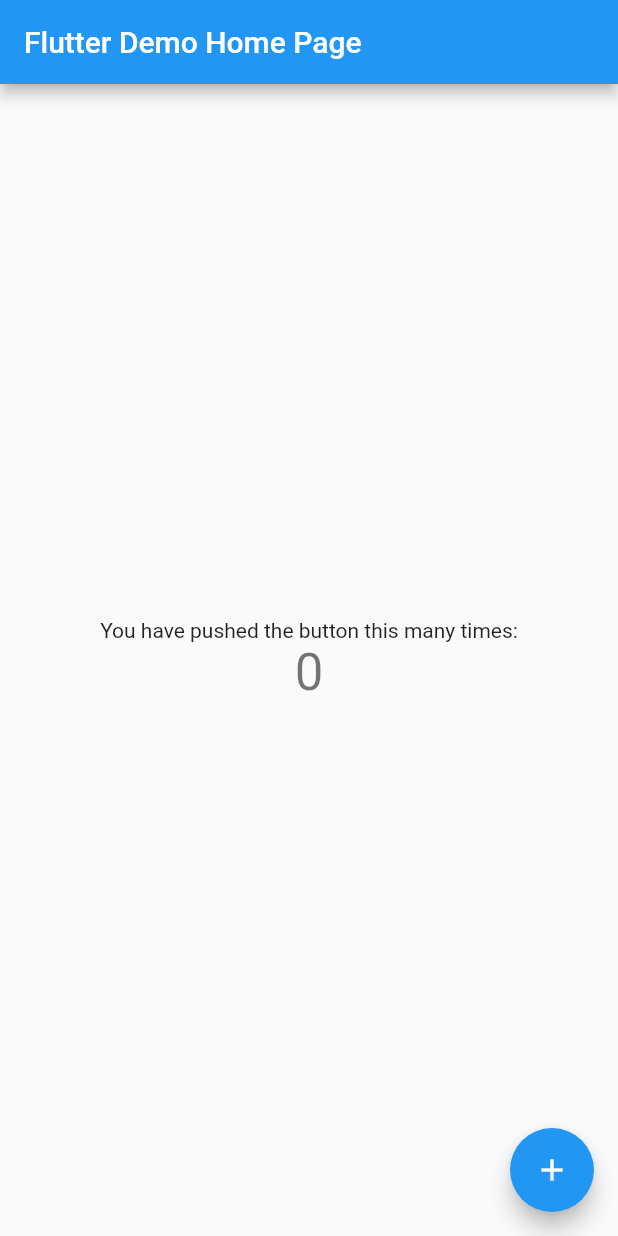
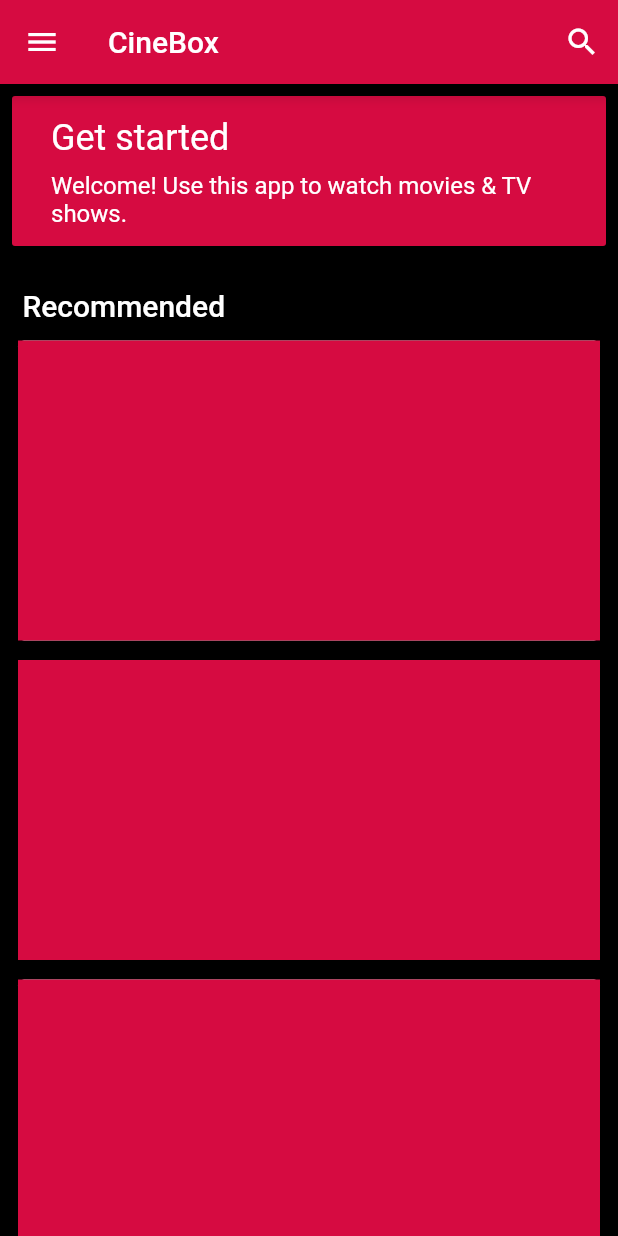
Before and after one commit to alvynfash/CineBox, a Flutter app: the screen it shows after launch, on a phone screen of 412 x 824 dp. Run offline on Flutter 3.47's test engine with Material 2 defaults, Android fonts, the phone set to English and light mode, and no system bars.

Commit message:
homeScreen initial view designs

```diff
--- a/lib/main.dart
+++ b/lib/main.dart
@@ -1,109 +1,24 @@
+import 'package:cinebox/ui/homeScreen.dart';
 import 'package:flutter/material.dart';
 
-void main() => runApp(MyApp());
-
-class MyApp extends StatelessWidget {
-  // This widget is the root of your application.
-  @override
-  Widget build(BuildContext context) {
-    return MaterialApp(
-      title: 'Flutter Demo',
-      theme: ThemeData(
-        // This is the theme of your application.
-        //
-        // Try running your application with "flutter run". You'll see the
-        // application has a blue toolbar. Then, without quitting the app, try
-        // changing the primarySwatch below to Colors.green and then invoke
-        // "hot reload" (press "r" in the console where you ran "flutter run",
-        // or press Run > Flutter Hot Reload in IntelliJ). Notice that the
-        // counter didn't reset back to zero; the application is not restarted.
-        primarySwatch: Colors.blue,
-      ),
-      home: MyHomePage(title: 'Flutter Demo Home Page'),
-    );
-  }
+void main() {
+  runApp(
+    new MaterialApp(
+      title: 'CineBox',
+      theme: getAppTheme(),
+      home: HomeScreen(),
+      color: Colors.black,
+    ),
+  );
 }
 
-class MyHomePage extends StatefulWidget {
-  MyHomePage({Key key, this.title}) : super(key: key);
-
-  // This widget is the home page of your application. It is stateful, meaning
-  // that it has a State object (defined below) that contains fields that affect
-  // how it looks.
-
-  // This class is the configuration for the state. It holds the values (in this
-  // case the title) provided by the parent (in this case the App widget) and
-  // used by the build method of the State. Fields in a Widget subclass are
-  // always marked "final".
-
-  final String title;
-
-  @override
-  _MyHomePageState createState() => _MyHomePageState();
+ThemeData getAppTheme() {
+  return ThemeData.light().copyWith(
+    primaryColor: Color.fromARGB(255, 214, 11, 65),
+    primaryColorDark: Colors.red[300],
+    primaryColorLight: Colors.red[200],
+    primaryTextTheme: ThemeData.light()
+        .primaryTextTheme
+        .copyWith(title: TextStyle(color: Colors.white)),
+  );
 }
-
-class _MyHomePageState extends State<MyHomePage> {
-  int _counter = 0;
-
-  void _incrementCounter() {
-    setState(() {
-      // This call to setState tells the Flutter framework that something has
-      // changed in this State, which causes it to rerun the build method below
-      // so that the display can reflect the updated values. If we changed
-      // _counter without calling setState(), then the build method would not be
-      // called again, and so nothing would appear to happen.
-      _counter++;
-    });
-  }
-
-  @override
-  Widget build(BuildContext context) {
-    // This method is rerun every time setState is called, for instance as done
-    // by the _incrementCounter method above.
-    //
-    // The Flutter framework has been optimized to make rerunning build methods
-    // fast, so that you can just rebuild anything that needs updating rather
-    // than having to individually change instances of widgets.
-    return Scaffold(
-      appBar: AppBar(
-        // Here we take the value from the MyHomePage object that was created by
-        // the App.build method, and use it to set our appbar title.
-        title: Text(widget.title),
-      ),
-      body: Center(
-        // Center is a layout widget. It takes a single child and positions it
-        // in the middle of the parent.
-        child: Column(
-          // Column is also layout widget. It takes a list of children and
-          // arranges them vertically. By default, it sizes itself to fit its
-          // children horizontally, and tries to be as tall as its parent.
-          //
-          // Invoke "debug paint" (press "p" in the console where you ran
-          // "flutter run", or select "Toggle Debug Paint" from the Flutter tool
-          // window in IntelliJ) to see the wireframe for each widget.
-          //
-          // Column has various properties to control how it sizes itself and
-          // how it positions its children. Here we use mainAxisAlignment to
-          // center the children vertically; the main axis here is the vertical
-          // axis because Columns are vertical (the cross axis would be
-          // horizontal).
-          mainAxisAlignment: MainAxisAlignment.center,
-          children: <Widget>[
-            Text(
-              'You have pushed the button this many times:',
-            ),
-            Text(
-              '$_counter',
-              style: Theme.of(context).textTheme.display1,
-            ),
-          ],
-        ),
-      ),
-      floatingActionButton: FloatingActionButton(
-        onPressed: _incrementCounter,
-        tooltip: 'Increment',
-        child: Icon(Icons.add),
-      ), // This trailing comma makes auto-formatting nicer for build methods.
-    );
-  }
-}
--- /dev/null
+++ b/lib/ui/homeScreen.dart
@@ -0,0 +1,119 @@
+import 'package:flutter/material.dart';
+
+class HomeScreen extends StatefulWidget {
+  @override
+  _HomeScreenState createState() => new _HomeScreenState();
+}
+
+class _HomeScreenState extends State<HomeScreen> {
+  List<int> items;
+
+  @override
+  void initState() {
+    items = List.generate(5, (i) => i);
+    super.initState();
+  }
+
+  @override
+  Widget build(BuildContext context) {
+    return Scaffold(
+      appBar: AppBar(
+        leading: IconButton(
+          icon: Icon(Icons.menu),
+          onPressed: () {},
+        ),
+        title: Text('CineBox'),
+        actions: <Widget>[
+          IconButton(
+            icon: Icon(Icons.search),
+            onPressed: () {},
+          )
+        ],
+      ),
+      body: Container(
+        color: Colors.black,
+        child: buildList(context),
+      ),
+    );
+  }
+
+  Widget getWelcomeBlock(BuildContext context) {
+    return Padding(
+      padding: const EdgeInsets.all(8.0),
+      child: Container(
+        height: 100.0,
+        child: ListTile(
+          title: Padding(
+            padding: const EdgeInsets.fromLTRB(10.0, 10.0, 10.0, 5.0),
+            child: Text(
+              'Get started',
+              style: Theme.of(context).primaryTextTheme.headline,
+            ),
+          ),
+          subtitle: Padding(
+            padding: const EdgeInsets.fromLTRB(10.0, 3.0, 10.0, 10.0),
+            child: Text(
+              'Welcome! Use this app to watch movies & TV shows.',
+              style: Theme.of(context).primaryTextTheme.subhead,
+            ),
+          ),
+        ),
+        decoration: BoxDecoration(
+            shape: BoxShape.rectangle,
+            color: Theme.of(context).primaryColor,
+            borderRadius: BorderRadius.circular(2.0)),
+      ),
+    );
+  }
+
+  Widget getRecommendedHeader(BuildContext context) {
+    return Padding(
+      padding: const EdgeInsets.fromLTRB(15,20,15,0),
+      child: Text(
+        'Recommended',
+        style: Theme.of(context).primaryTextTheme.title,
+      ),
+    );
+  }
+
+  Widget getRecommendedList(BuildContext context) {
+    return Padding(
+      padding: const EdgeInsets.all(8.0),
+      child: Column(
+        children: <Widget>[
+          ListView.separated(
+            itemCount: items.length,
+            itemBuilder: (context, index) => Card(
+                  child: Container(
+                    color: Theme.of(context).primaryColor,
+                    height: 200.0,
+                  ),
+                ),
+            shrinkWrap: true,
+            physics: ClampingScrollPhysics(),
+            separatorBuilder: (context, index) => Divider(height: 5.0),
+          ),
+        ],
+      ),
+    );
+  }
+
+  Widget buildList(BuildContext context) {
+    return CustomScrollView(
+      slivers: <Widget>[
+        SliverList(
+          delegate: SliverChildListDelegate([
+            Column(
+              crossAxisAlignment: CrossAxisAlignment.stretch,
+              children: <Widget>[
+                getWelcomeBlock(context),
+                getRecommendedHeader(context),
+                getRecommendedList(context),
+              ],
+            )
+          ]),
+        )
+      ],
+    );
+  }
+}
```
Also changed, not shown: 7 other files.
